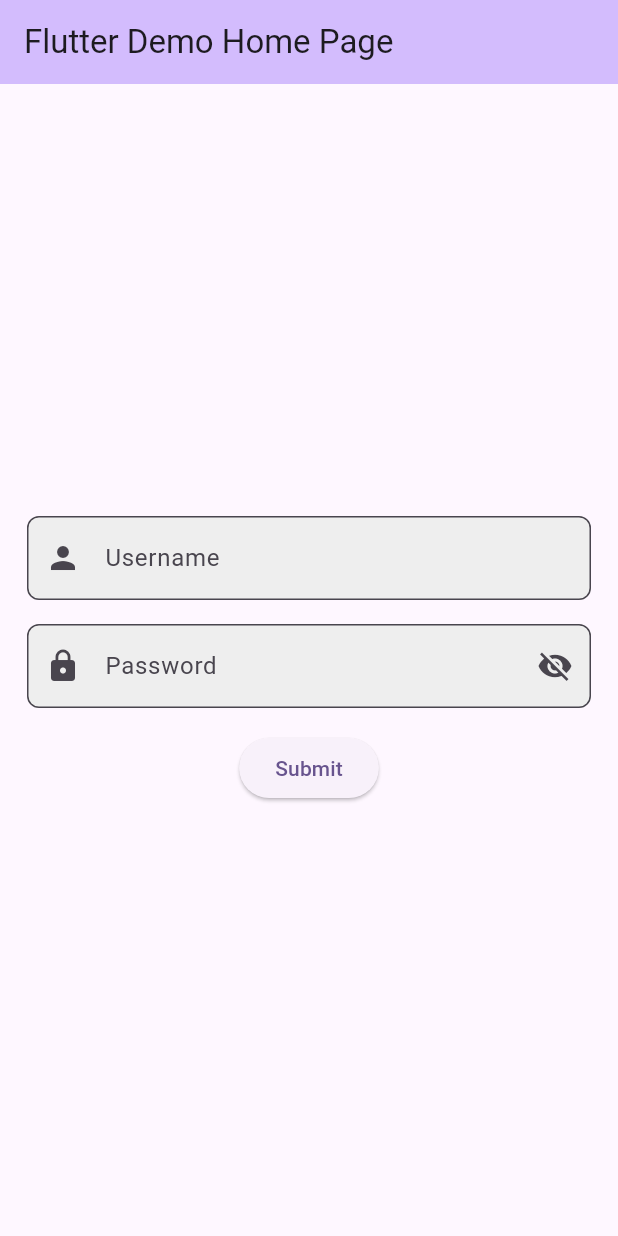
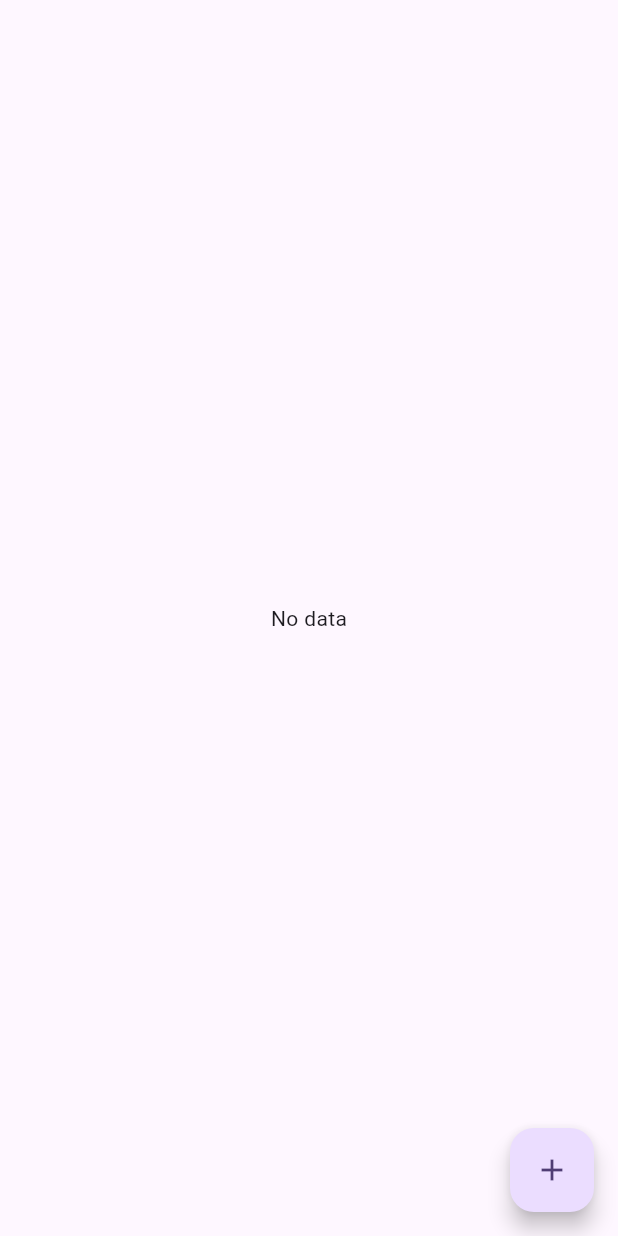
Before and after one commit to firadfd/flutter_learning, a Flutter app: the screen it shows after launch, on a phone screen of 412 x 824 dp. Run offline on Flutter 3.47's test engine with Material 3 defaults, Android fonts, the phone set to English and light mode, and no system bars.

```diff
--- a/lib/main.dart
+++ b/lib/main.dart
@@ -1,4 +1,4 @@
-import 'package:flutter/foundation.dart';
+import 'dart:async';
 import 'package:flutter/material.dart';
 
 void main() {
@@ -32,51 +32,33 @@ class MyHomePage extends StatefulWidget {
 }
 
 class _MyHomePageState extends State<MyHomePage> {
-  final TextEditingController usernameController = TextEditingController();
-  final TextEditingController passwordController = TextEditingController();
+  int count = 0;
+  StreamController<int> streamController = StreamController<int>();
 
   @override
   Widget build(BuildContext context) {
     return Scaffold(
-        appBar: AppBar(
-          backgroundColor: Theme.of(context).colorScheme.inversePrimary,
-          title: Text(widget.title),
+      floatingActionButton: FloatingActionButton(
+        onPressed: () {
+          count++;
+          streamController.sink.add(count);
+        },
+        child: const Icon(Icons.add),
       ),
-        body: Column(
-            mainAxisAlignment:MainAxisAlignment.center,children: [
-          Padding(
-            padding: const EdgeInsets.only(left: 18.0,right: 18.0),
-            child: CustomTextInputField(
-              labelText: "Username",
-              hintText: "Enter your username",
-              controller: usernameController,
-              prefixIcon: const Icon(Icons.person),
+      body: Center(
+        child: StreamBuilder(
+            stream: streamController.stream,
+            builder: (context, snapshot) {
+              if(snapshot.hasData){
+                return Text(snapshot.data.toString());
+              }else{
+                return const Text('No data');
+              }
+            }),
       ),
-          ),
-          const SizedBox(height: 16.0),
-          Padding(
-            padding: const EdgeInsets.only(left: 18.0,right: 18.0),
-            child: CustomTextInputField(
-              labelText: "Password",
-              hintText: "Enter your password",
-              controller: passwordController,
-              keyboardType: TextInputType.visiblePassword,
-              isPassword: true,
-              prefixIcon: const Icon(Icons.lock),
-            ),
-          ),
-          const SizedBox(height: 16.0),
-          ElevatedButton(
-            onPressed: () {
-              print("Username: ${usernameController.text}");
-              print("Password: ${passwordController.text}");
-            },
-            child: const Text("Submit"),
-          ),
-        ]));
+    );
   }
 }
-
 
 class CustomButton extends StatelessWidget {
   final String text;
@@ -156,7 +138,8 @@ class _CustomTextInputFieldState extends State<CustomTextInputField> {
         prefixIcon: widget.prefixIcon,
         filled: true,
         fillColor: Colors.grey[200],
-        contentPadding: const EdgeInsets.symmetric(vertical: 16.0, horizontal: 18.0),
+        contentPadding:
+            const EdgeInsets.symmetric(vertical: 16.0, horizontal: 18.0),
         suffixIcon: widget.isPassword
             ? IconButton(
                 icon: Icon(
```
Lines whose indentation alone changed are shown as unchanged.
